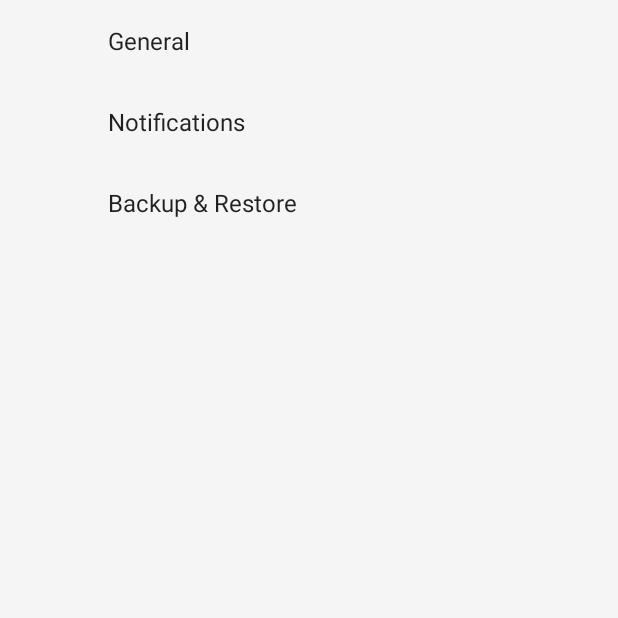
After one commit to pushkar-anand/spendo, an Android app: the fragment SettingsFragment shown on its own in the app's theme, on a phone screen of 412 x 824 dp, the top half of it. The commit adds this screen. Run offline under Robolectric (Android 15) with nearby library versions, the phone set to English and light mode, and no system bars; our stand-ins replace androidx.preference.

Commit message:
working on preference screen.

```diff
--- a/app/src/main/AndroidManifest.xml
+++ b/app/src/main/AndroidManifest.xml
@@ -30,7 +30,6 @@
             android:theme="@style/AppTheme.ActionBar" />
         <activity android:name=".ui.ViewTransactionActivity" />
         <activity android:name=".ui.CategoryDisplayActivity" />
-        <activity android:name=".ui.SettingsActivity" />
     </application>
 
 </manifest>
--- /dev/null
+++ b/app/src/main/java/me/pushkaranand/spendo/fragments/SettingsFragment.kt
@@ -0,0 +1,11 @@
+package me.pushkaranand.spendo.fragments
+
+import android.os.Bundle
+import androidx.preference.PreferenceFragmentCompat
+import me.pushkaranand.spendo.R
+
+class SettingsFragment : PreferenceFragmentCompat() {
+    override fun onCreatePreferences(savedInstanceState: Bundle?, rootKey: String?) {
+        addPreferencesFromResource(R.xml.settings_pref);
+    }
+}
--- /dev/null
+++ b/app/src/main/res/values/arrays.xml
@@ -0,0 +1,16 @@
+<?xml version="1.0" encoding="utf-8"?>
+<resources>
+
+    <string-array name="entries_backup_drive_freq">
+        <item>Manual</item>
+        <item>Daily</item>
+        <item>Weekly</item>
+    </string-array>
+
+    <string-array name="entry_values_backup_drive_freq">
+        <item>manual</item>
+        <item>daily</item>
+        <item>weekly</item>
+    </string-array>
+
+</resources>
--- a/app/src/main/res/values/strings.xml
+++ b/app/src/main/res/values/strings.xml
@@ -36,4 +36,33 @@
     <string name="rupee_symbol">\u20B9</string>
 
     <string name="default_amount">\u20B9 00.00</string>
+
+    <string name="screen_title_general">General</string>
+    <string name="screen_title_notifications">Notifications</string>
+    <string name="screen_title_backup">Backup &amp; Restore</string>
+
+    <!--SettingsPref keys, tittle & summary -->
+    <string name="key_daily_add_reminder">daily_add_reminder</string>
+    <string name="title_daily_add_reminder">Daily Reminder</string>
+    <string name="summary_daily_add_reminder">Get daily reminder to add transactions for the day.</string>
+
+    <string name="key_backup_device">backup_device</string>
+    <string name="title_backup_device">Device Backup</string>
+    <string name="summary_backup_device">Back up daily on you device. You can also manage Google Drive backups below.</string>
+
+    <string name="key_backup_drive">backup_drive</string>
+    <string name="title_backup_drive">Backup to Google Drive</string>
+    <string name="summary_backup_drive">Backup to Google Drive automatically</string>
+
+    <string name="key_backup_drive_freq">backup_drive_freq</string>
+    <string name="title_backup_drive_freq">Frequency</string>
+    <string name="default_backup_drive_freq">manual</string>
+
+    <string name="key_backup_drive_wifi">backup_drive_wifi</string>
+    <string name="title_backup_drive_wifi">Wi-Fi only</string>
+    <string name="summary_backup_drive_wifi">Data charges may apply if this is off</string>
+
+    <string name="backup_btn">Backup Now</string>
+    <string name="restore_btn">Restore</string>
+
 </resources>
--- a/app/src/main/res/values/styles.xml
+++ b/app/src/main/res/values/styles.xml
@@ -32,6 +32,9 @@
         <item name="bottomSheetStyle">@style/BottomSheet</item>
     </style>
 
+    <style name="AppTheme.PreferenceScreen" parent="PreferenceThemeOverlay.v14.Material">
+
+    </style>
 
     <style name="BottomSheetDialogTheme" parent="BaseBottomSheetDialog">
         <item name="android:statusBarColor">@android:color/transparent</item>
--- /dev/null
+++ b/app/src/main/res/xml/settings_pref.xml
@@ -0,0 +1,61 @@
+<?xml version="1.0" encoding="utf-8"?>
+<PreferenceScreen xmlns:android="http://schemas.android.com/apk/res/android">
+
+    <PreferenceScreen android:title="@string/screen_title_general">
+
+    </PreferenceScreen>
+
+    <PreferenceScreen android:title="@string/screen_title_notifications">
+
+        <SwitchPreference
+            android:defaultValue="false"
+            android:key="@string/key_daily_add_reminder"
+            android:summary="@string/summary_daily_add_reminder"
+            android:title="@string/title_daily_add_reminder" />
+
+
+    </PreferenceScreen>
+
+    <PreferenceScreen android:title="@string/screen_title_backup">
+
+        <PreferenceCategory android:title="Device Backup">
+
+            <SwitchPreference
+                android:defaultValue="false"
+                android:key="@string/key_backup_device"
+                android:summary="@string/summary_backup_device"
+                android:title="@string/title_backup_device" />
+
+        </PreferenceCategory>
+        <PreferenceCategory android:title="Google Drive Backup">
+
+            <SwitchPreference
+                android:defaultValue="false"
+                android:key="@string/key_backup_drive"
+                android:summary="@string/summary_backup_drive"
+                android:title="@string/title_backup_drive" />
+
+            <ListPreference
+                android:defaultValue="@string/default_backup_drive_freq"
+                android:dependency="@string/key_backup_drive"
+                android:dialogTitle="@string/title_backup_drive_freq"
+                android:entries="@array/entries_backup_drive_freq"
+                android:entryValues="@array/entry_values_backup_drive_freq"
+                android:key="@string/key_backup_drive_freq"
+                android:title="@string/title_backup_drive_freq" />
+
+            <SwitchPreference
+                android:defaultValue="true"
+                android:dependency="@string/key_backup_drive"
+                android:key="@string/key_backup_drive_wifi"
+                android:summary="@string/summary_backup_drive_wifi"
+                android:title="@string/title_backup_drive_wifi" />
+
+        </PreferenceCategory>
+
+        <Preference android:layout="@layout/backup_pref_btn" />
+
+    </PreferenceScreen>
+
+
+</PreferenceScreen>
```
Also changed, not shown: app/src/main/java/me/pushkaranand/spendo/custom/TimePreference.kt (added, +9 -0 lines), app/src/main/java/me/pushkaranand/spendo/ui/SettingsActivity.kt (deleted, +0 -13 lines), app/src/main/res/drawable/ic_info_black_24dp.xml (added, +9 -0 lines), app/src/main/res/drawable/ic_notifications_black_24dp.xml (added, +9 -0 lines), app/src/main/res/drawable/ic_sync_black_24dp.xml (added, +9 -0 lines), app/src/main/res/layout/activity_settings.xml (deleted, +0 -8 lines), app/src/main/res/layout/backup_pref_btn.xml (added, +32 -0 lines).
